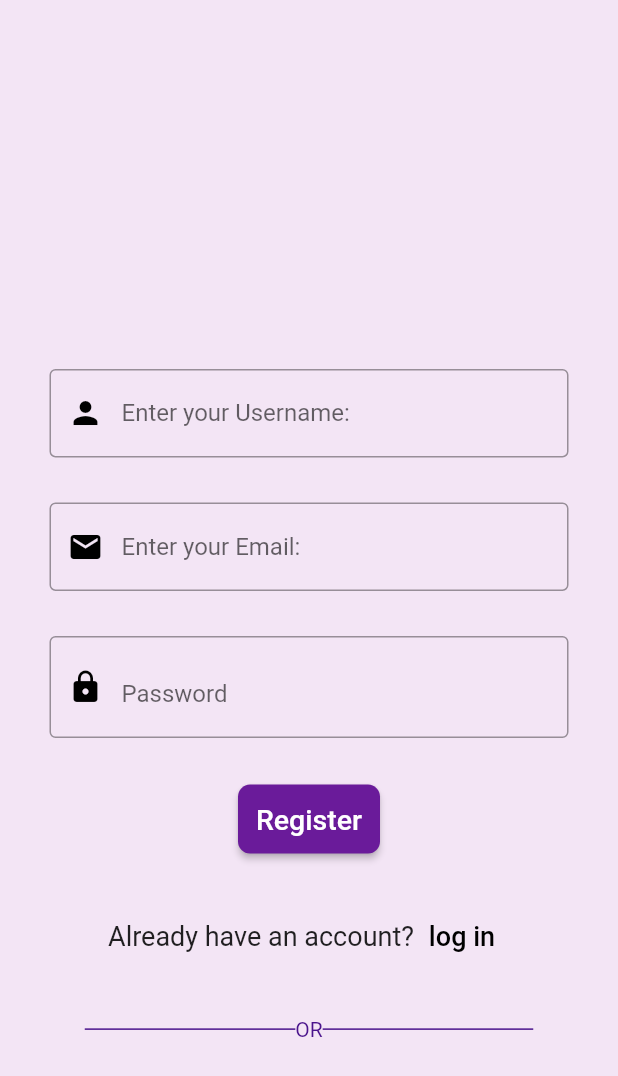
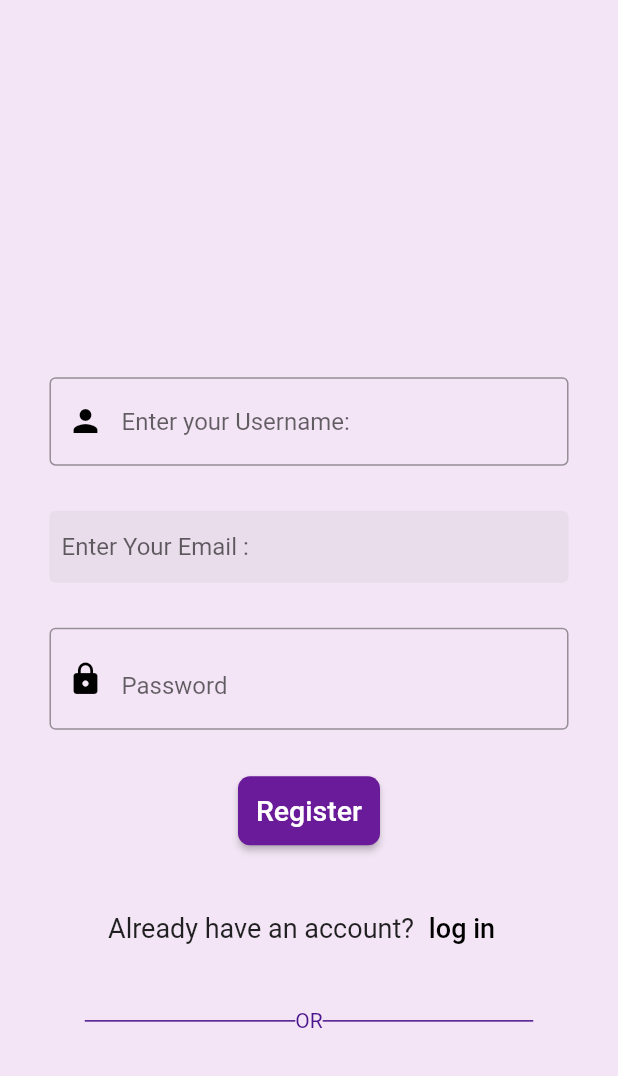
Before and after one commit to Samaramir/Flowers_app, a Flutter app: the Register screen opened directly, after a tap on "Register", on a phone screen of 412 x 824 dp. Shown: the top 1076 px of the screen. Run offline on Flutter 3.47's test engine with Material 2 defaults, Android fonts, the phone set to English and light mode, and no system bars; our stand-ins replace firebase_auth; accounts and stored records are empty; network calls fail.

Commit message:
first commit

```diff
--- a/lib/main.dart
+++ b/lib/main.dart
@@ -1,7 +1,7 @@
 import 'package:flutter/material.dart';
 import 'package:untitled1/Provider/cart.dart';
-import 'package:untitled1/pages/Home.dart';
 import 'package:provider/provider.dart';
+import 'package:untitled1/pages/Register.dart';
 
 
 
@@ -18,7 +18,7 @@ void main() async{
        create: (BuildContext context) {return Cart();},
        child: const MaterialApp(
          debugShowCheckedModeBanner: false,
-         home:SamarHomePage(),
+         home:Register(),
 
        ),
      );
--- a/lib/pages/Register.dart
+++ b/lib/pages/Register.dart
@@ -1,5 +1,7 @@
 
+import 'package:firebase_auth/firebase_auth.dart';
 import 'package:flutter/material.dart';
+import 'package:untitled1/Shard/contants.dart';
 import 'package:untitled1/pages/login.dart';
 
 
@@ -11,7 +13,43 @@ class Register extends StatefulWidget {
 }
 
 class _RegisterState extends State<Register> {
+  bool isLoading = false;
+  final emailController = TextEditingController();
+  final passwordController = TextEditingController();
 
+  register() async {
+    setState(() {
+      isLoading = true;
+    });
+
+    try {
+      final credential =
+      await FirebaseAuth.instance.createUserWithEmailAndPassword(
+        email: emailController.text,
+        password: passwordController.text,
+      );
+    } on FirebaseAuthException catch (e) {
+      if (e.code == 'weak-password') {
+        print('The password provided is too weak.');
+      } else if (e.code == 'email-already-in-use') {
+        print('The account already exists for that email.');
+      }
+    } catch (e) {
+      print(e);
+    }
+
+    setState(() {
+      isLoading = false;
+    });
+  }
+
+  @override
+  void dispose() {
+    // TODO: implement dispose
+    emailController.dispose();
+    passwordController.dispose();
+    super.dispose();
+  }
 
   @override
   Widget build(BuildContext context) {
@@ -50,17 +88,13 @@ class _RegisterState extends State<Register> {
                     const SizedBox(
                       height: 30,
                     ),
-                    TextFormField(
-                      decoration: const InputDecoration(
-                          prefixIcon: Icon(
-                            Icons.mail,
-                            color: Colors.black,
-                          ),
-                          hintText: "Enter your Email: ",
-                          border: OutlineInputBorder(
-                              borderSide:
-                                  BorderSide(width: 1, color: Colors.black))),
-                    ),
+                    TextField(
+                        controller: emailController,
+                        keyboardType: TextInputType.emailAddress,
+                        obscureText: false,
+                        decoration: decorationTextfield.copyWith(
+                          hintText: "Enter Your Email : ",
+                        )),
                     const SizedBox(
                       height: 30,
                     ),
@@ -85,17 +119,23 @@ class _RegisterState extends State<Register> {
                       height: 30,
                     ),
                     ElevatedButton(
-                      onPressed: () {},
+                      onPressed: () {
+                        register();
+                      },
+                      child: isLoading
+                          ? CircularProgressIndicator(
+                        color: Colors.white,
+                      )
+                          : Text(
+                        "Register",
+                        style: TextStyle(fontSize: 19),
+                      ),
                       style: ButtonStyle(
-                          backgroundColor:
-                              MaterialStateProperty.all(Colors.purple[800]),
-                          padding: MaterialStateProperty.all(
-                              const EdgeInsets.all(12)),
-                          shape: MaterialStateProperty.all(
-                              RoundedRectangleBorder(
-                                  borderRadius: BorderRadius.circular(8)))),
-                      child: const Text('Register',
-                          style: TextStyle(fontSize: 19)),
+                        backgroundColor: MaterialStateProperty. all(Colors.purple[800]),
+                        padding: MaterialStateProperty.all(EdgeInsets.all(12)),
+                        shape: MaterialStateProperty.all(RoundedRectangleBorder(
+                            borderRadius: BorderRadius.circular(8))),
+                      ),
                     ),
                     const SizedBox(
                       height: 30,
--- a/pubspec.yaml
+++ b/pubspec.yaml
@@ -37,7 +37,8 @@ dependencies:
   # Use with the CupertinoIcons class for iOS style icons.
   cupertino_icons: ^1.0.2
   provider: ^6.0.2
-
+  firebase_core: ^1.17.0
+  firebase_auth: ^3.3.18
 
 
 
```
Also changed, not shown: pubspec.lock, 1 other file.
